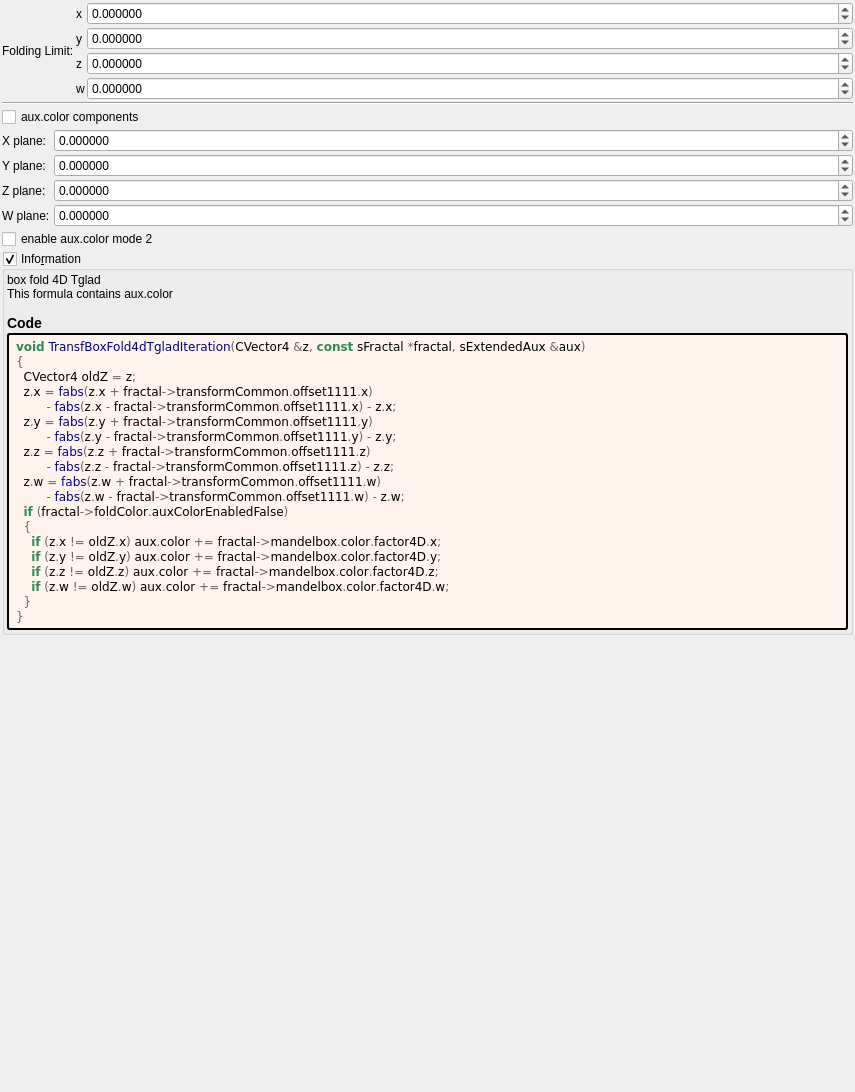
The window that mandelbulber2/formula/ui/transf_box_fold4d_tglad.ui (buddhi1980/mandelbulber2) describes before a commit, drawn with Qt 5.
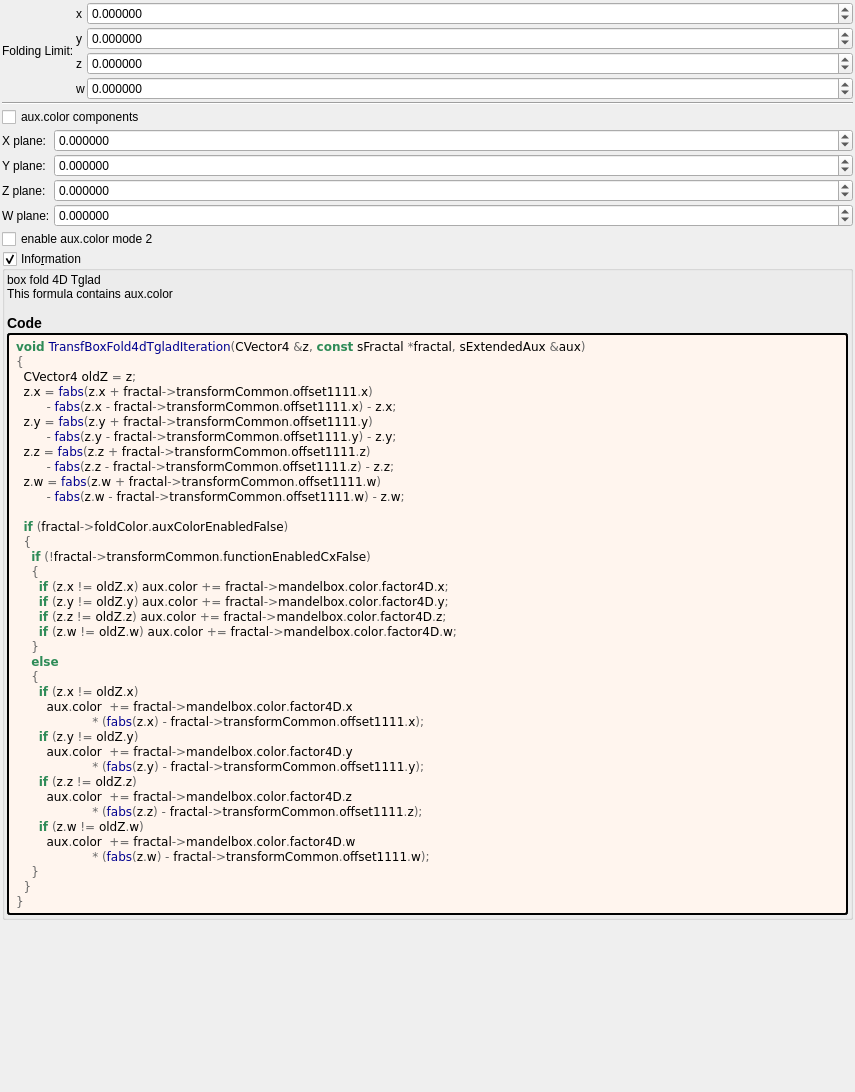
The same window after the commit. Custom widgets are drawn as their Qt base class.

Commit message: Run populateUiInformation.php script to update OpenCL formula files Edited manually fractal_cl.h

```diff
--- a/mandelbulber2/formula/ui/transf_box_fold4d_tglad.ui
+++ b/mandelbulber2/formula/ui/transf_box_fold4d_tglad.ui
@@ -414,12 +414,31 @@
         &lt;span style=&quot;color:#676767&quot;&gt;-&lt;/span&gt; &lt;span style=&quot;color:#00008f&quot;&gt;fabs&lt;/span&gt;&lt;span style=&quot;color:#676767&quot;&gt;(&lt;/span&gt;z&lt;span style=&quot;color:#676767&quot;&gt;.&lt;/span&gt;z &lt;span style=&quot;color:#676767&quot;&gt;-&lt;/span&gt; fractal&lt;span style=&quot;color:#676767&quot;&gt;-&amp;gt;&lt;/span&gt;transformCommon&lt;span style=&quot;color:#676767&quot;&gt;.&lt;/span&gt;offset1111&lt;span style=&quot;color:#676767&quot;&gt;.&lt;/span&gt;z&lt;span style=&quot;color:#676767&quot;&gt;) -&lt;/span&gt; z&lt;span style=&quot;color:#676767&quot;&gt;.&lt;/span&gt;z&lt;span style=&quot;color:#676767&quot;&gt;;&lt;/span&gt;
   z&lt;span style=&quot;color:#676767&quot;&gt;.&lt;/span&gt;w &lt;span style=&quot;color:#676767&quot;&gt;=&lt;/span&gt; &lt;span style=&quot;color:#00008f&quot;&gt;fabs&lt;/span&gt;&lt;span style=&quot;color:#676767&quot;&gt;(&lt;/span&gt;z&lt;span style=&quot;color:#676767&quot;&gt;.&lt;/span&gt;w &lt;span style=&quot;color:#676767&quot;&gt;+&lt;/span&gt; fractal&lt;span style=&quot;color:#676767&quot;&gt;-&amp;gt;&lt;/span&gt;transformCommon&lt;span style=&quot;color:#676767&quot;&gt;.&lt;/span&gt;offset1111&lt;span style=&quot;color:#676767&quot;&gt;.&lt;/span&gt;w&lt;span style=&quot;color:#676767&quot;&gt;)&lt;/span&gt;
         &lt;span style=&quot;color:#676767&quot;&gt;-&lt;/span&gt; &lt;span style=&quot;color:#00008f&quot;&gt;fabs&lt;/span&gt;&lt;span style=&quot;color:#676767&quot;&gt;(&lt;/span&gt;z&lt;span style=&quot;color:#676767&quot;&gt;.&lt;/span&gt;w &lt;span style=&quot;color:#676767&quot;&gt;-&lt;/span&gt; fractal&lt;span style=&quot;color:#676767&quot;&gt;-&amp;gt;&lt;/span&gt;transformCommon&lt;span style=&quot;color:#676767&quot;&gt;.&lt;/span&gt;offset1111&lt;span style=&quot;color:#676767&quot;&gt;.&lt;/span&gt;w&lt;span style=&quot;color:#676767&quot;&gt;) -&lt;/span&gt; z&lt;span style=&quot;color:#676767&quot;&gt;.&lt;/span&gt;w&lt;span style=&quot;color:#676767&quot;&gt;;&lt;/span&gt;
+
   &lt;span style=&quot;color:#2e8b57; font-weight:bold&quot;&gt;if&lt;/span&gt; &lt;span style=&quot;color:#676767&quot;&gt;(&lt;/span&gt;fractal&lt;span style=&quot;color:#676767&quot;&gt;-&amp;gt;&lt;/span&gt;foldColor&lt;span style=&quot;color:#676767&quot;&gt;.&lt;/span&gt;auxColorEnabledFalse&lt;span style=&quot;color:#676767&quot;&gt;)&lt;/span&gt;
   &lt;span style=&quot;color:#676767&quot;&gt;{&lt;/span&gt;
-    &lt;span style=&quot;color:#2e8b57; font-weight:bold&quot;&gt;if&lt;/span&gt; &lt;span style=&quot;color:#676767&quot;&gt;(&lt;/span&gt;z&lt;span style=&quot;color:#676767&quot;&gt;.&lt;/span&gt;x &lt;span style=&quot;color:#676767&quot;&gt;!=&lt;/span&gt; oldZ&lt;span style=&quot;color:#676767&quot;&gt;.&lt;/span&gt;x&lt;span style=&quot;color:#676767&quot;&gt;)&lt;/span&gt; aux&lt;span style=&quot;color:#676767&quot;&gt;.&lt;/span&gt;color &lt;span style=&quot;color:#676767&quot;&gt;+=&lt;/span&gt; fractal&lt;span style=&quot;color:#676767&quot;&gt;-&amp;gt;&lt;/span&gt;mandelbox&lt;span style=&quot;color:#676767&quot;&gt;.&lt;/span&gt;color&lt;span style=&quot;color:#676767&quot;&gt;.&lt;/span&gt;factor4D&lt;span style=&quot;color:#676767&quot;&gt;.&lt;/span&gt;x&lt;span style=&quot;color:#676767&quot;&gt;;&lt;/span&gt;
-    &lt;span style=&quot;color:#2e8b57; font-weight:bold&quot;&gt;if&lt;/span&gt; &lt;span style=&quot;color:#676767&quot;&gt;(&lt;/span&gt;z&lt;span style=&quot;color:#676767&quot;&gt;.&lt;/span&gt;y &lt;span style=&quot;color:#676767&quot;&gt;!=&lt;/span&gt; oldZ&lt;span style=&quot;color:#676767&quot;&gt;.&lt;/span&gt;y&lt;span style=&quot;color:#676767&quot;&gt;)&lt;/span&gt; aux&lt;span style=&quot;color:#676767&quot;&gt;.&lt;/span&gt;color &lt;span style=&quot;color:#676767&quot;&gt;+=&lt;/span&gt; fractal&lt;span style=&quot;color:#676767&quot;&gt;-&amp;gt;&lt;/span&gt;mandelbox&lt;span style=&quot;color:#676767&quot;&gt;.&lt;/span&gt;color&lt;span style=&quot;color:#676767&quot;&gt;.&lt;/span&gt;factor4D&lt;span style=&quot;color:#676767&quot;&gt;.&lt;/span&gt;y&lt;span style=&quot;color:#676767&quot;&gt;;&lt;/span&gt;
-    &lt;span style=&quot;color:#2e8b57; font-weight:bold&quot;&gt;if&lt;/span&gt; &lt;span style=&quot;color:#676767&quot;&gt;(&lt;/span&gt;z&lt;span style=&quot;color:#676767&quot;&gt;.&lt;/span&gt;z &lt;span style=&quot;color:#676767&quot;&gt;!=&lt;/span&gt; oldZ&lt;span style=&quot;color:#676767&quot;&gt;.&lt;/span&gt;z&lt;span style=&quot;color:#676767&quot;&gt;)&lt;/span&gt; aux&lt;span style=&quot;color:#676767&quot;&gt;.&lt;/span&gt;color &lt;span style=&quot;color:#676767&quot;&gt;+=&lt;/span&gt; fractal&lt;span style=&quot;color:#676767&quot;&gt;-&amp;gt;&lt;/span&gt;mandelbox&lt;span style=&quot;color:#676767&quot;&gt;.&lt;/span&gt;color&lt;span style=&quot;color:#676767&quot;&gt;.&lt;/span&gt;factor4D&lt;span style=&quot;color:#676767&quot;&gt;.&lt;/span&gt;z&lt;span style=&quot;color:#676767&quot;&gt;;&lt;/span&gt;
-    &lt;span style=&quot;color:#2e8b57; font-weight:bold&quot;&gt;if&lt;/span&gt; &lt;span style=&quot;color:#676767&quot;&gt;(&lt;/span&gt;z&lt;span style=&quot;color:#676767&quot;&gt;.&lt;/span&gt;w &lt;span style=&quot;color:#676767&quot;&gt;!=&lt;/span&gt; oldZ&lt;span style=&quot;color:#676767&quot;&gt;.&lt;/span&gt;w&lt;span style=&quot;color:#676767&quot;&gt;)&lt;/span&gt; aux&lt;span style=&quot;color:#676767&quot;&gt;.&lt;/span&gt;color &lt;span style=&quot;color:#676767&quot;&gt;+=&lt;/span&gt; fractal&lt;span style=&quot;color:#676767&quot;&gt;-&amp;gt;&lt;/span&gt;mandelbox&lt;span style=&quot;color:#676767&quot;&gt;.&lt;/span&gt;color&lt;span style=&quot;color:#676767&quot;&gt;.&lt;/span&gt;factor4D&lt;span style=&quot;color:#676767&quot;&gt;.&lt;/span&gt;w&lt;span style=&quot;color:#676767&quot;&gt;;&lt;/span&gt;
+    &lt;span style=&quot;color:#2e8b57; font-weight:bold&quot;&gt;if&lt;/span&gt; &lt;span style=&quot;color:#676767&quot;&gt;(!&lt;/span&gt;fractal&lt;span style=&quot;color:#676767&quot;&gt;-&amp;gt;&lt;/span&gt;transformCommon&lt;span style=&quot;color:#676767&quot;&gt;.&lt;/span&gt;functionEnabledCxFalse&lt;span style=&quot;color:#676767&quot;&gt;)&lt;/span&gt;
+    &lt;span style=&quot;color:#676767&quot;&gt;{&lt;/span&gt;
+      &lt;span style=&quot;color:#2e8b57; font-weight:bold&quot;&gt;if&lt;/span&gt; &lt;span style=&quot;color:#676767&quot;&gt;(&lt;/span&gt;z&lt;span style=&quot;color:#676767&quot;&gt;.&lt;/span&gt;x &lt;span style=&quot;color:#676767&quot;&gt;!=&lt;/span&gt; oldZ&lt;span style=&quot;color:#676767&quot;&gt;.&lt;/span&gt;x&lt;span style=&quot;color:#676767&quot;&gt;)&lt;/span&gt; aux&lt;span style=&quot;color:#676767&quot;&gt;.&lt;/span&gt;color &lt;span style=&quot;color:#676767&quot;&gt;+=&lt;/span&gt; fractal&lt;span style=&quot;color:#676767&quot;&gt;-&amp;gt;&lt;/span&gt;mandelbox&lt;span style=&quot;color:#676767&quot;&gt;.&lt;/span&gt;color&lt;span style=&quot;color:#676767&quot;&gt;.&lt;/span&gt;factor4D&lt;span style=&quot;color:#676767&quot;&gt;.&lt;/span&gt;x&lt;span style=&quot;color:#676767&quot;&gt;;&lt;/span&gt;
+      &lt;span style=&quot;color:#2e8b57; font-weight:bold&quot;&gt;if&lt;/span&gt; &lt;span style=&quot;color:#676767&quot;&gt;(&lt;/span&gt;z&lt;span style=&quot;color:#676767&quot;&gt;.&lt;/span&gt;y &lt;span style=&quot;color:#676767&quot;&gt;!=&lt;/span&gt; oldZ&lt;span style=&quot;color:#676767&quot;&gt;.&lt;/span&gt;y&lt;span style=&quot;color:#676767&quot;&gt;)&lt;/span&gt; aux&lt;span style=&quot;color:#676767&quot;&gt;.&lt;/span&gt;color &lt;span style=&quot;color:#676767&quot;&gt;+=&lt;/span&gt; fractal&lt;span style=&quot;color:#676767&quot;&gt;-&amp;gt;&lt;/span&gt;mandelbox&lt;span style=&quot;color:#676767&quot;&gt;.&lt;/span&gt;color&lt;span style=&quot;color:#676767&quot;&gt;.&lt;/span&gt;factor4D&lt;span style=&quot;color:#676767&quot;&gt;.&lt;/span&gt;y&lt;span style=&quot;color:#676767&quot;&gt;;&lt;/span&gt;
+      &lt;span style=&quot;color:#2e8b57; font-weight:bold&quot;&gt;if&lt;/span&gt; &lt;span style=&quot;color:#676767&quot;&gt;(&lt;/span&gt;z&lt;span style=&quot;color:#676767&quot;&gt;.&lt;/span&gt;z &lt;span style=&quot;color:#676767&quot;&gt;!=&lt;/span&gt; oldZ&lt;span style=&quot;color:#676767&quot;&gt;.&lt;/span&gt;z&lt;span style=&quot;color:#676767&quot;&gt;)&lt;/span&gt; aux&lt;span style=&quot;color:#676767&quot;&gt;.&lt;/span&gt;color &lt;span style=&quot;color:#676767&quot;&gt;+=&lt;/span&gt; fractal&lt;span style=&quot;color:#676767&quot;&gt;-&amp;gt;&lt;/span&gt;mandelbox&lt;span style=&quot;color:#676767&quot;&gt;.&lt;/span&gt;color&lt;span style=&quot;color:#676767&quot;&gt;.&lt;/span&gt;factor4D&lt;span style=&quot;color:#676767&quot;&gt;.&lt;/span&gt;z&lt;span style=&quot;color:#676767&quot;&gt;;&lt;/span&gt;
+      &lt;span style=&quot;color:#2e8b57; font-weight:bold&quot;&gt;if&lt;/span&gt; &lt;span style=&quot;color:#676767&quot;&gt;(&lt;/span&gt;z&lt;span style=&quot;color:#676767&quot;&gt;.&lt;/span&gt;w &lt;span style=&quot;color:#676767&quot;&gt;!=&lt;/span&gt; oldZ&lt;span style=&quot;color:#676767&quot;&gt;.&lt;/span&gt;w&lt;span style=&quot;color:#676767&quot;&gt;)&lt;/span&gt; aux&lt;span style=&quot;color:#676767&quot;&gt;.&lt;/span&gt;color &lt;span style=&quot;color:#676767&quot;&gt;+=&lt;/span&gt; fractal&lt;span style=&quot;color:#676767&quot;&gt;-&amp;gt;&lt;/span&gt;mandelbox&lt;span style=&quot;color:#676767&quot;&gt;.&lt;/span&gt;color&lt;span style=&quot;color:#676767&quot;&gt;.&lt;/span&gt;factor4D&lt;span style=&quot;color:#676767&quot;&gt;.&lt;/span&gt;w&lt;span style=&quot;color:#676767&quot;&gt;;&lt;/span&gt;
+    &lt;span style=&quot;color:#676767&quot;&gt;}&lt;/span&gt;
+    &lt;span style=&quot;color:#2e8b57; font-weight:bold&quot;&gt;else&lt;/span&gt;
+    &lt;span style=&quot;color:#676767&quot;&gt;{&lt;/span&gt;
+      &lt;span style=&quot;color:#2e8b57; font-weight:bold&quot;&gt;if&lt;/span&gt; &lt;span style=&quot;color:#676767&quot;&gt;(&lt;/span&gt;z&lt;span style=&quot;color:#676767&quot;&gt;.&lt;/span&gt;x &lt;span style=&quot;color:#676767&quot;&gt;!=&lt;/span&gt; oldZ&lt;span style=&quot;color:#676767&quot;&gt;.&lt;/span&gt;x&lt;span style=&quot;color:#676767&quot;&gt;)&lt;/span&gt;
+        aux&lt;span style=&quot;color:#676767&quot;&gt;.&lt;/span&gt;color  &lt;span style=&quot;color:#676767&quot;&gt;+=&lt;/span&gt; fractal&lt;span style=&quot;color:#676767&quot;&gt;-&amp;gt;&lt;/span&gt;mandelbox&lt;span style=&quot;color:#676767&quot;&gt;.&lt;/span&gt;color&lt;span style=&quot;color:#676767&quot;&gt;.&lt;/span&gt;factor4D&lt;span style=&quot;color:#676767&quot;&gt;.&lt;/span&gt;x
+                    &lt;span style=&quot;color:#676767&quot;&gt;* (&lt;/span&gt;&lt;span style=&quot;color:#00008f&quot;&gt;fabs&lt;/span&gt;&lt;span style=&quot;color:#676767&quot;&gt;(&lt;/span&gt;z&lt;span style=&quot;color:#676767&quot;&gt;.&lt;/span&gt;x&lt;span style=&quot;color:#676767&quot;&gt;) -&lt;/span&gt; fractal&lt;span style=&quot;color:#676767&quot;&gt;-&amp;gt;&lt;/span&gt;transformCommon&lt;span style=&quot;color:#676767&quot;&gt;.&lt;/span&gt;offset1111&lt;span style=&quot;color:#676767&quot;&gt;.&lt;/span&gt;x&lt;span style=&quot;color:#676767&quot;&gt;);&lt;/span&gt;
+      &lt;span style=&quot;color:#2e8b57; font-weight:bold&quot;&gt;if&lt;/span&gt; &lt;span style=&quot;color:#676767&quot;&gt;(&lt;/span&gt;z&lt;span style=&quot;color:#676767&quot;&gt;.&lt;/span&gt;y &lt;span style=&quot;color:#676767&quot;&gt;!=&lt;/span&gt; oldZ&lt;span style=&quot;color:#676767&quot;&gt;.&lt;/span&gt;y&lt;span style=&quot;color:#676767&quot;&gt;)&lt;/span&gt;
+        aux&lt;span style=&quot;color:#676767&quot;&gt;.&lt;/span&gt;color  &lt;span style=&quot;color:#676767&quot;&gt;+=&lt;/span&gt; fractal&lt;span style=&quot;color:#676767&quot;&gt;-&amp;gt;&lt;/span&gt;mandelbox&lt;span style=&quot;color:#676767&quot;&gt;.&lt;/span&gt;color&lt;span style=&quot;color:#676767&quot;&gt;.&lt;/span&gt;factor4D&lt;span style=&quot;color:#676767&quot;&gt;.&lt;/span&gt;y
+                    &lt;span style=&quot;color:#676767&quot;&gt;* (&lt;/span&gt;&lt;span style=&quot;color:#00008f&quot;&gt;fabs&lt;/span&gt;&lt;span style=&quot;color:#676767&quot;&gt;(&lt;/span&gt;z&lt;span style=&quot;color:#676767&quot;&gt;.&lt;/span&gt;y&lt;span style=&quot;color:#676767&quot;&gt;) -&lt;/span&gt; fractal&lt;span style=&quot;color:#676767&quot;&gt;-&amp;gt;&lt;/span&gt;transformCommon&lt;span style=&quot;color:#676767&quot;&gt;.&lt;/span&gt;offset1111&lt;span style=&quot;color:#676767&quot;&gt;.&lt;/span&gt;y&lt;span style=&quot;color:#676767&quot;&gt;);&lt;/span&gt;
+      &lt;span style=&quot;color:#2e8b57; font-weight:bold&quot;&gt;if&lt;/span&gt; &lt;span style=&quot;color:#676767&quot;&gt;(&lt;/span&gt;z&lt;span style=&quot;color:#676767&quot;&gt;.&lt;/span&gt;z &lt;span style=&quot;color:#676767&quot;&gt;!=&lt;/span&gt; oldZ&lt;span style=&quot;color:#676767&quot;&gt;.&lt;/span&gt;z&lt;span style=&quot;color:#676767&quot;&gt;)&lt;/span&gt;
+        aux&lt;span style=&quot;color:#676767&quot;&gt;.&lt;/span&gt;color  &lt;span style=&quot;color:#676767&quot;&gt;+=&lt;/span&gt; fractal&lt;span style=&quot;color:#676767&quot;&gt;-&amp;gt;&lt;/span&gt;mandelbox&lt;span style=&quot;color:#676767&quot;&gt;.&lt;/span&gt;color&lt;span style=&quot;color:#676767&quot;&gt;.&lt;/span&gt;factor4D&lt;span style=&quot;color:#676767&quot;&gt;.&lt;/span&gt;z
+                    &lt;span style=&quot;color:#676767&quot;&gt;* (&lt;/span&gt;&lt;span style=&quot;color:#00008f&quot;&gt;fabs&lt;/span&gt;&lt;span style=&quot;color:#676767&quot;&gt;(&lt;/span&gt;z&lt;span style=&quot;color:#676767&quot;&gt;.&lt;/span&gt;z&lt;span style=&quot;color:#676767&quot;&gt;) -&lt;/span&gt; fractal&lt;span style=&quot;color:#676767&quot;&gt;-&amp;gt;&lt;/span&gt;transformCommon&lt;span style=&quot;color:#676767&quot;&gt;.&lt;/span&gt;offset1111&lt;span style=&quot;color:#676767&quot;&gt;.&lt;/span&gt;z&lt;span style=&quot;color:#676767&quot;&gt;);&lt;/span&gt;
+      &lt;span style=&quot;color:#2e8b57; font-weight:bold&quot;&gt;if&lt;/span&gt; &lt;span style=&quot;color:#676767&quot;&gt;(&lt;/span&gt;z&lt;span style=&quot;color:#676767&quot;&gt;.&lt;/span&gt;w &lt;span style=&quot;color:#676767&quot;&gt;!=&lt;/span&gt; oldZ&lt;span style=&quot;color:#676767&quot;&gt;.&lt;/span&gt;w&lt;span style=&quot;color:#676767&quot;&gt;)&lt;/span&gt;
+        aux&lt;span style=&quot;color:#676767&quot;&gt;.&lt;/span&gt;color  &lt;span style=&quot;color:#676767&quot;&gt;+=&lt;/span&gt; fractal&lt;span style=&quot;color:#676767&quot;&gt;-&amp;gt;&lt;/span&gt;mandelbox&lt;span style=&quot;color:#676767&quot;&gt;.&lt;/span&gt;color&lt;span style=&quot;color:#676767&quot;&gt;.&lt;/span&gt;factor4D&lt;span style=&quot;color:#676767&quot;&gt;.&lt;/span&gt;w
+                    &lt;span style=&quot;color:#676767&quot;&gt;* (&lt;/span&gt;&lt;span style=&quot;color:#00008f&quot;&gt;fabs&lt;/span&gt;&lt;span style=&quot;color:#676767&quot;&gt;(&lt;/span&gt;z&lt;span style=&quot;color:#676767&quot;&gt;.&lt;/span&gt;w&lt;span style=&quot;color:#676767&quot;&gt;) -&lt;/span&gt; fractal&lt;span style=&quot;color:#676767&quot;&gt;-&amp;gt;&lt;/span&gt;transformCommon&lt;span style=&quot;color:#676767&quot;&gt;.&lt;/span&gt;offset1111&lt;span style=&quot;color:#676767&quot;&gt;.&lt;/span&gt;w&lt;span style=&quot;color:#676767&quot;&gt;);&lt;/span&gt;
+    &lt;span style=&quot;color:#676767&quot;&gt;}&lt;/span&gt;
   &lt;span style=&quot;color:#676767&quot;&gt;}&lt;/span&gt;
 &lt;span style=&quot;color:#676767&quot;&gt;}&lt;/span&gt;
 &lt;/pre&gt;
```
Left out of the diff: 2 changed lines with no effect on the pictures. The commit also changes 45 other files.
